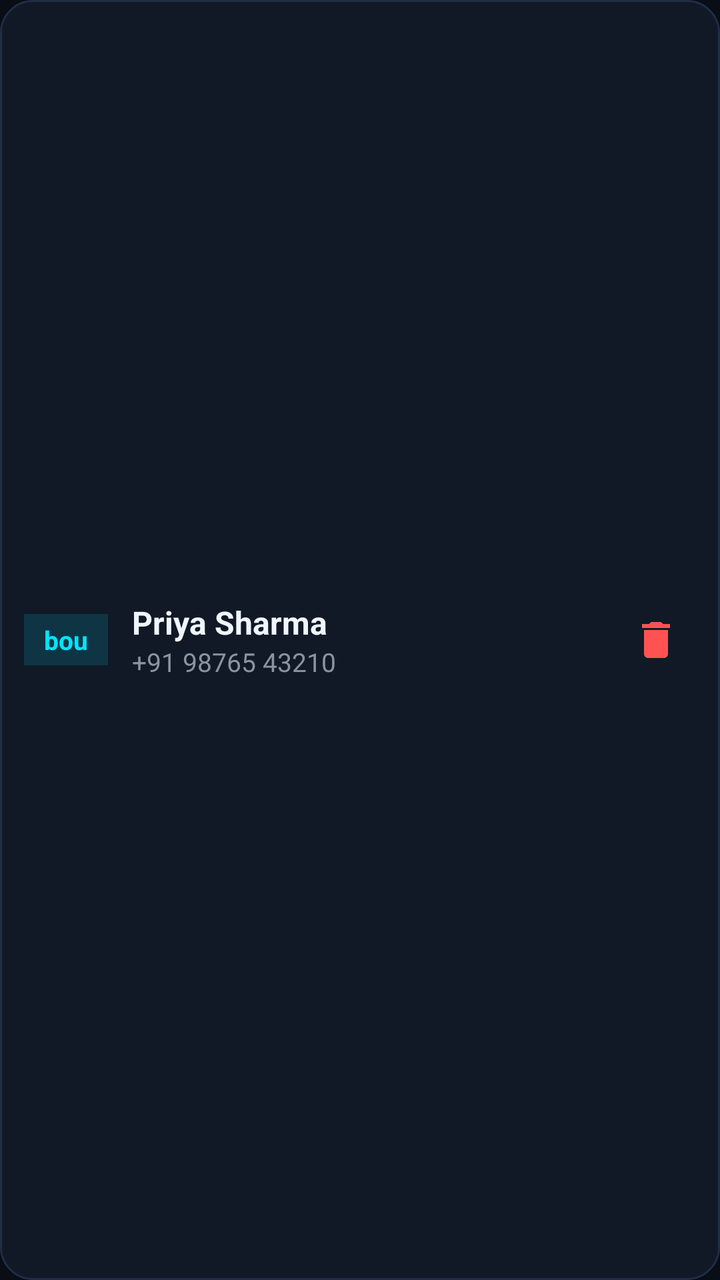
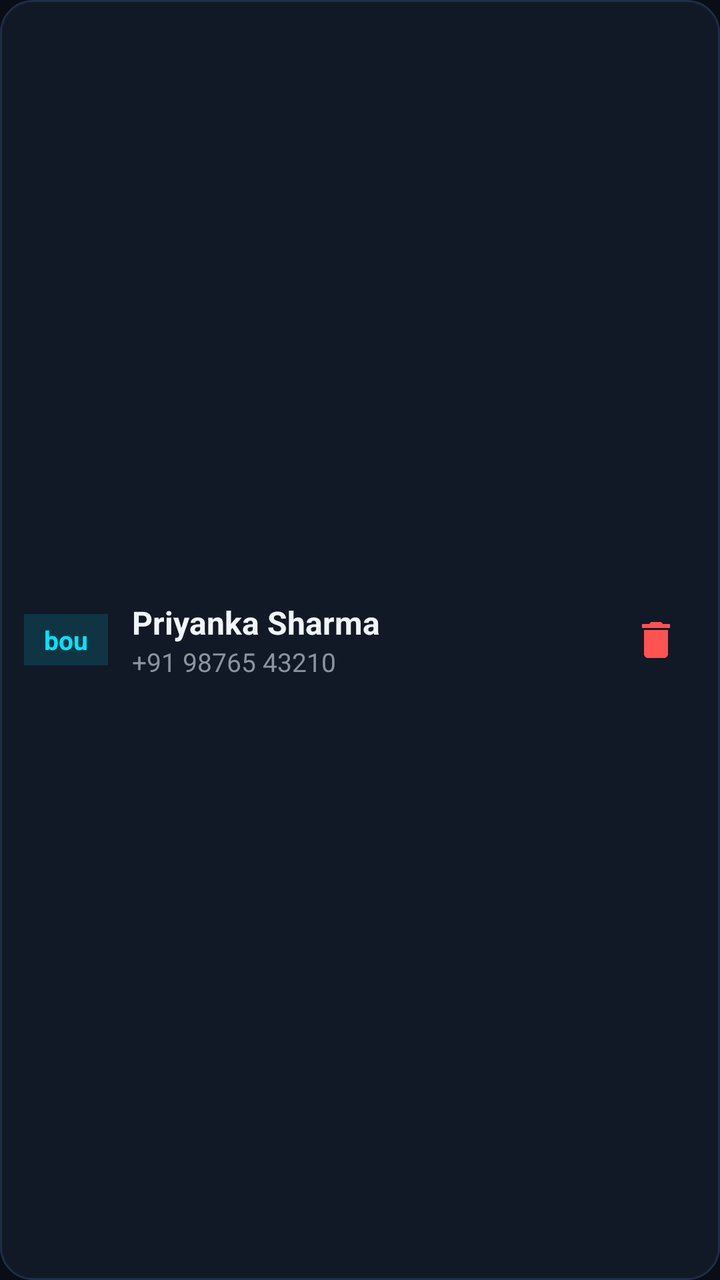

Compare the two renders of this Android layout. The source of the first and the diff that turns it into the second are given below.
<!-- AndroidManifest.xml: application theme Theme.Jarvis -->
<!-- res/layout/item_alias.xml -->
<?xml version="1.0" encoding="utf-8"?>
<LinearLayout xmlns:android="http://schemas.android.com/apk/res/android"
    android:layout_width="match_parent"
    android:layout_height="wrap_content"
    android:orientation="horizontal"
    android:gravity="center_vertical"
    android:padding="12dp"
    android:layout_marginBottom="8dp"
    android:background="@drawable/bg_card">

    <TextView
        android:id="@+id/tvTag"
        android:layout_width="wrap_content"
        android:layout_height="wrap_content"
        android:background="#2200E5FF"
        android:paddingStart="10dp"
        android:paddingEnd="10dp"
        android:paddingTop="4dp"
        android:paddingBottom="4dp"
        android:textColor="@color/jarvis_cyan_primary"
        android:textSize="13sp"
        android:textStyle="bold"
        android:text="bou" />

    <LinearLayout
        android:layout_width="0dp"
        android:layout_height="wrap_content"
        android:layout_weight="1"
        android:orientation="vertical"
        android:layout_marginStart="12dp">

        <TextView
            android:id="@+id/tvContactName"
            android:layout_width="wrap_content"
            android:layout_height="wrap_content"
            android:textColor="@color/text_primary"
            android:textSize="16sp"
            android:textStyle="bold"
            android:text="Priya Sharma" />

        <TextView
            android:id="@+id/tvPhoneNumber"
            android:layout_width="wrap_content"
            android:layout_height="wrap_content"
            android:textColor="@color/text_secondary"
            android:textSize="13sp"
            android:text="+91 98765 43210" />
    </LinearLayout>

    <ImageButton
        android:id="@+id/btnDelete"
        android:layout_width="40dp"
        android:layout_height="40dp"
        android:background="?attr/selectableItemBackgroundBorderless"
        android:contentDescription="Delete Alias"
        android:src="@drawable/ic_delete" />

</LinearLayout>
<!-- resources referenced by this layout -->
<resources>
  <color name="jarvis_cyan_primary">#00E5FF</color>
  <color name="text_primary">#F0F6FC</color>
  <color name="text_secondary">#8B949E</color>
  <!-- drawable bg_card (drawable) -->
  <?xml version="1.0" encoding="utf-8"?>
  <shape xmlns:android="http://schemas.android.com/apk/res/android"
      android:shape="rectangle">
      <solid android:color="@color/jarvis_card_bg" />
      <stroke
          android:width="1dp"
          android:color="@color/jarvis_card_border" />
      <corners android:radius="16dp" />
  </shape>
  <!-- drawable ic_delete (drawable) -->
  <vector xmlns:android="http://schemas.android.com/apk/res/android"
      android:width="24dp"
      android:height="24dp"
      android:viewportWidth="24"
      android:viewportHeight="24">
    <path
        android:fillColor="@color/jarvis_error"
        android:pathData="M6,19c0,1.1 0.9,2 2,2h8c1.1,0 2,-0.9 2,-2V7H6v12zM19,4h-3.5l-1,-1h-5l-1,1H5v2h14V4z"/>
  </vector>
  <style name="Theme.Jarvis" parent="Theme.Material3.Dark.NoActionBar">
          <item name="colorPrimary">@color/jarvis_cyan_primary</item>
          <item name="colorOnPrimary">#000000</item>
          <item name="colorPrimaryContainer">@color/jarvis_cyan_dark</item>
          <item name="colorOnPrimaryContainer">@color/white</item>
          <item name="android:windowBackground">@color/jarvis_bg</item>
          <item name="android:statusBarColor">@color/jarvis_bg</item>
          <item name="android:navigationBarColor">@color/jarvis_bg</item>
      </style>
  <color name="jarvis_card_bg">#111927</color>
  <color name="jarvis_card_border">#1F2E45</color>
  <color name="jarvis_error">#FF5252</color>
  <color name="jarvis_cyan_dark">#00838F</color>
  <color name="white">#FFFFFF</color>
  <color name="jarvis_bg">#090D16</color>
</resources>

<!-- the commit's change to res/layout/item_alias.xml (unified diff, before → after) -->
@@ -36,7 +36,7 @@
             android:textColor="@color/text_primary"
             android:textSize="16sp"
             android:textStyle="bold"
-            android:text="Priya Sharma" />
+            android:text="Priyanka Sharma" />
 
         <TextView
             android:id="@+id/tvPhoneNumber"
